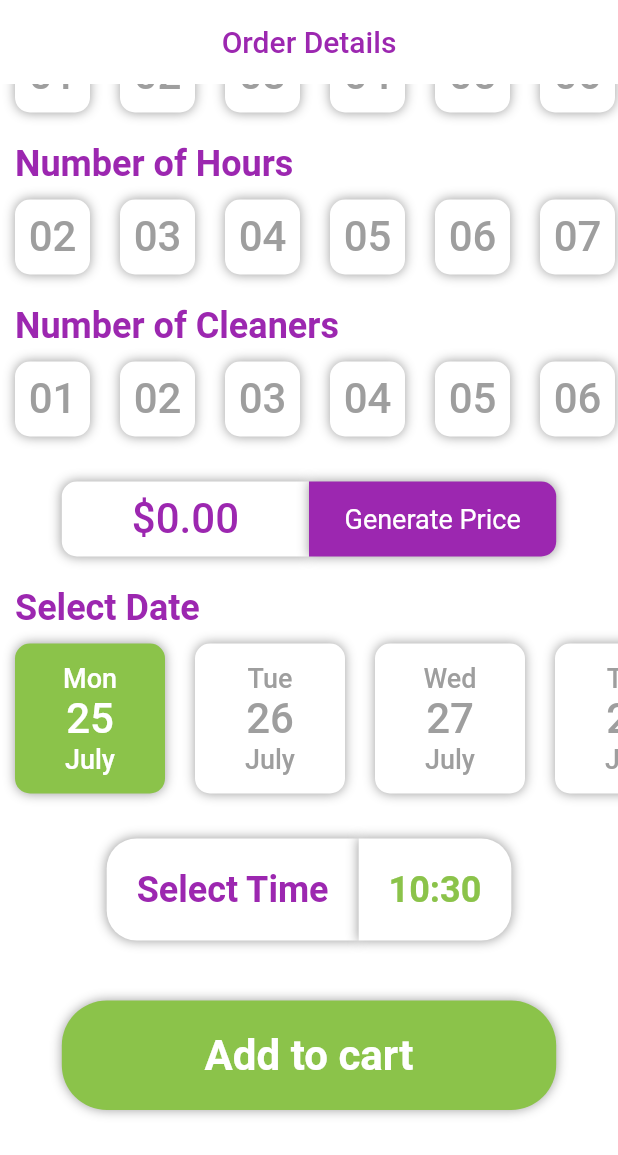
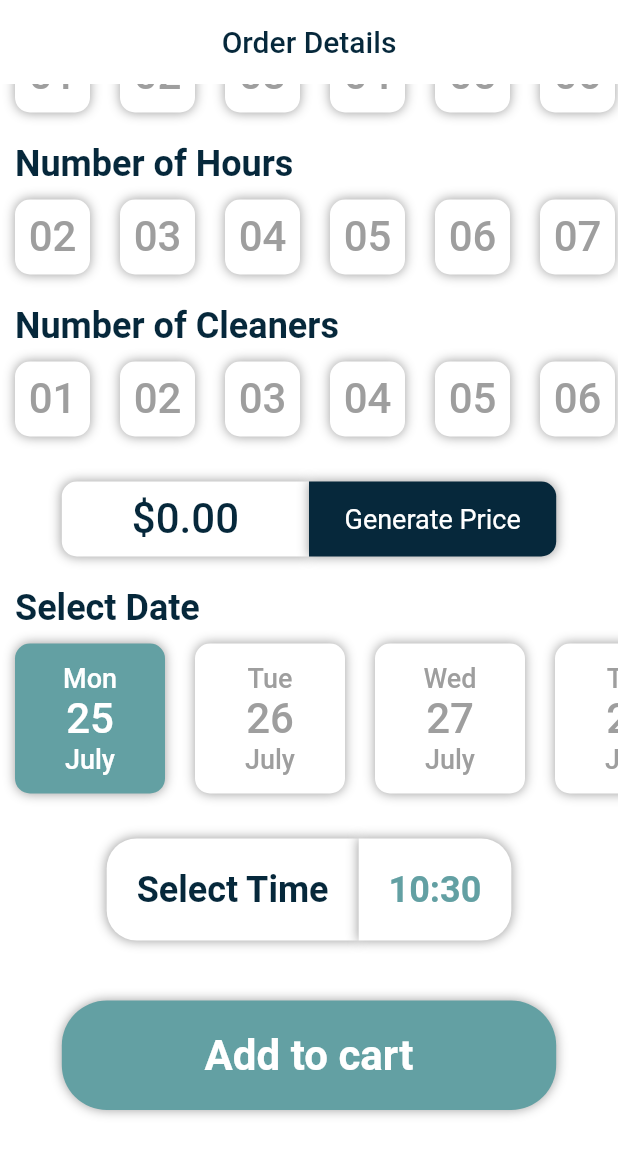
Before and after one commit to Omihiraj/claen_app, a Flutter app: the ServiceDetails screen opened directly with empty values, scrolled down 481 dp, on a phone screen of 412 x 824 dp. Shown: the top 1155 px of the screen. Run offline on Flutter 3.47's test engine with Material 2 defaults, Android fonts, the phone set to English and light mode, and no system bars; our stand-ins replace cloud_firestore, firebase_auth, firebase_core, geolocator; accounts and stored records are empty; network calls fail.

Commit message:
color change

```diff
--- /dev/null
+++ b/lib/constants/constants.dart
@@ -0,0 +1,4 @@
+import 'package:flutter/material.dart';
+
+const primaryColor = Color(0xFF63A0A3);
+const secondaryColor = Color(0xFF06283B);
--- a/lib/views/pages/all_services.dart
+++ b/lib/views/pages/all_services.dart
@@ -1,3 +1,4 @@
+import 'package:clean_app/constants/constants.dart';
 import 'package:clean_app/models/service.dart';
 import 'package:clean_app/services/firebase_service.dart';
 import 'package:clean_app/views/pages/service_detail.dart';
@@ -21,7 +22,7 @@ class _AllServiceState extends State<AllService> {
         leading: Container(),
         title: const Text("Services", style: TextStyle(color: Colors.white)),
         centerTitle: true,
-        backgroundColor: Colors.lightGreen,
+        backgroundColor: primaryColor,
       ),
       body: ListView(
         children: [
--- a/lib/views/pages/service_detail.dart
+++ b/lib/views/pages/service_detail.dart
@@ -1,3 +1,4 @@
+import 'package:clean_app/constants/constants.dart';
 import 'package:clean_app/main.dart';
 import 'package:clean_app/models/service.dart';
 import 'package:clean_app/services/firebase_service.dart';
@@ -66,7 +67,7 @@ class _ServiceDetailsState extends State<ServiceDetails> {
       appBar: AppBar(
         title: const Text(
           "Order Details",
-          style: TextStyle(color: Colors.purple),
+          style: TextStyle(color: secondaryColor),
         ),
         centerTitle: true,
         backgroundColor: Colors.white,
@@ -110,7 +111,7 @@ class _ServiceDetailsState extends State<ServiceDetails> {
                       child: Text(widget.service.name,
                           maxLines: 2,
                           style: const TextStyle(
-                              color: Colors.purple,
+                              color: secondaryColor,
                               fontSize: 28,
                               fontWeight: FontWeight.bold)),
                     )
@@ -124,7 +125,7 @@ class _ServiceDetailsState extends State<ServiceDetails> {
           padding: EdgeInsets.only(left: 10.0),
           child: Text("Number of Rooms",
               style: TextStyle(
-                  color: Colors.purple,
+                  color: secondaryColor,
                   fontSize: 24,
                   fontWeight: FontWeight.bold)),
         ),
@@ -136,7 +137,7 @@ class _ServiceDetailsState extends State<ServiceDetails> {
           padding: EdgeInsets.only(left: 10.0),
           child: Text("Number of Hours",
               style: TextStyle(
-                  color: Colors.purple,
+                  color: secondaryColor,
                   fontSize: 24,
                   fontWeight: FontWeight.bold)),
         ),
@@ -148,7 +149,7 @@ class _ServiceDetailsState extends State<ServiceDetails> {
           padding: EdgeInsets.only(left: 10.0),
           child: Text("Number of Cleaners",
               style: TextStyle(
-                  color: Colors.purple,
+                  color: secondaryColor,
                   fontSize: 24,
                   fontWeight: FontWeight.bold)),
         ),
@@ -179,7 +180,7 @@ class _ServiceDetailsState extends State<ServiceDetails> {
                   child: Text(
                 "\$$total.00",
                 style: const TextStyle(
-                    color: Colors.purple,
+                    color: secondaryColor,
                     fontSize: 28,
                     fontWeight: FontWeight.w500),
               )),
@@ -203,7 +204,7 @@ class _ServiceDetailsState extends State<ServiceDetails> {
                   borderRadius: BorderRadius.only(
                       bottomRight: Radius.circular(10),
                       topRight: Radius.circular(10)),
-                  color: Colors.purple,
+                  color: secondaryColor,
                   boxShadow: [
                     BoxShadow(
                       color: Colors.grey,
@@ -231,7 +232,7 @@ class _ServiceDetailsState extends State<ServiceDetails> {
           padding: EdgeInsets.only(left: 10.0),
           child: Text("Select Date",
               style: TextStyle(
-                  color: Colors.purple,
+                  color: secondaryColor,
                   fontSize: 24,
                   fontWeight: FontWeight.bold)),
         ),
@@ -259,7 +260,7 @@ class _ServiceDetailsState extends State<ServiceDetails> {
               ),
               child: const Text("Select Time",
                   style: TextStyle(
-                      color: Colors.purple,
+                      color: secondaryColor,
                       fontSize: 24,
                       fontWeight: FontWeight.bold)),
             ),
@@ -270,9 +271,9 @@ class _ServiceDetailsState extends State<ServiceDetails> {
                       return Theme(
                         data: Theme.of(context).copyWith(
                           colorScheme: const ColorScheme.light(
-                            primary: Colors.purple, // <-- SEE HERE
+                            primary: secondaryColor, // <-- SEE HERE
                             onPrimary: Colors.white, // <-- SEE HERE
-                            onSurface: Colors.lightGreen, // <-- SEE HERE
+                            onSurface: primaryColor, // <-- SEE HERE
                           ),
                           textButtonTheme: TextButtonThemeData(
                             style: TextButton.styleFrom(
@@ -314,7 +315,7 @@ class _ServiceDetailsState extends State<ServiceDetails> {
                           ":" +
                           (time.minute).toString().padLeft(2, '0'),
                       style: const TextStyle(
-                          color: Colors.lightGreen,
+                          color: primaryColor,
                           fontSize: 24,
                           fontWeight: FontWeight.bold)),
                 )),
@@ -365,7 +366,7 @@ class _ServiceDetailsState extends State<ServiceDetails> {
               decoration: const BoxDecoration(
                 borderRadius: BorderRadius.horizontal(
                     left: Radius.circular(30), right: Radius.circular(30)),
-                color: Colors.lightGreen,
+                color: primaryColor,
                 boxShadow: [
                   BoxShadow(
                     color: Colors.grey,
@@ -395,11 +396,11 @@ class _ServiceDetailsState extends State<ServiceDetails> {
   checkColor(Status status, int itemNo, String widgetType) {
     if (widgetType == "Container") {
       if (status == Status.cleaner && cleaners == itemNo) {
-        return Colors.lightGreen;
+        return primaryColor;
       } else if (status == Status.hour && hours == itemNo) {
-        return Colors.lightGreen;
+        return primaryColor;
       } else if (status == Status.room && rooms == itemNo) {
-        return Colors.lightGreen;
+        return primaryColor;
       } else {
         return Colors.white;
       }
@@ -493,9 +494,8 @@ class _ServiceDetailsState extends State<ServiceDetails> {
                         blurRadius: 6.0,
                       ),
                     ],
-                    color: index == daySelectItem
-                        ? Colors.lightGreen
-                        : Colors.white),
+                    color:
+                        index == daySelectItem ? primaryColor : Colors.white),
                 child: Column(
                   mainAxisAlignment: MainAxisAlignment.center,
                   children: [
@@ -537,94 +537,3 @@ class _ServiceDetailsState extends State<ServiceDetails> {
         }));
   }
 }
-//   Widget dropDownBed() {
-//     return DropdownButton<String>(
-//       value: bedNo,
-//       icon: const Icon(Icons.arrow_downward),
-//       elevation: 16,
-//       style: const TextStyle(color: Colors.deepPurple),
-//       onChanged: (String? newValue) {
-//         setState(() {
-//           bedNo = newValue!;
-//         });
-//       },
-//       items: <String>['1', '2', '3', '4', '5', '6', '7', '8']
-//           .map<DropdownMenuItem<String>>((String value) {
-//         return DropdownMenuItem<String>(
-//           value: value,
-//           child: Text(value),
-//         );
-//       }).toList(),
-//     );
-//   }
-
-//   Widget dropDownHour() {
-//     return DropdownButton<String>(
-//       value: hours,
-//       icon: const Icon(Icons.arrow_downward),
-//       elevation: 16,
-//       style: const TextStyle(color: Colors.deepPurple),
-//       onChanged: (String? newValue) {
-//         setState(() {
-//           hours = newValue!;
-//         });
-//       },
-//       items: <String>['2', '3', '4', '5', '6', '7', '8', '9']
-//           .map<DropdownMenuItem<String>>((String value) {
-//         return DropdownMenuItem<String>(
-//           value: value,
-//           child: Text(value),
-//         );
-//       }).toList(),
-//     );
-//   }
-// }
-
-
-
-
-// Column(
-//           children: [
-//             Row(
-//                 mainAxisAlignment: MainAxisAlignment.spaceBetween,
-//                 children: [const Text("No Of Beedrooms"), dropDownBed()]),
-//             const SizedBox(
-//               height: 10,
-//             ),
-//             Row(
-//                 mainAxisAlignment: MainAxisAlignment.spaceBetween,
-//                 children: [const Text("No Of Hours"), dropDownHour()]),
-//             Row(mainAxisAlignment: MainAxisAlignment.spaceBetween, children: [
-//               Text("Total :$total"),
-//               TextButton(
-//                   onPressed: () {
-//                     Calculator sum = Calculator(
-//                         bedNo: int.parse(bedNo),
-//                         hours: int.parse(hours),
-//                         lat: "4.5",
-//                         alt: "2.5",
-//                         serviceId: widget.service.id);
-//                     setState(() {
-//                       total = sum.calculate();
-//                     });
-//                   },
-//                   child: const Text("Calculate"))
-//             ])
-//           ],
-//         ),
-//         TextButton(
-//             onPressed: () {
-//               FireService.putBook(
-//                   userId: "1234",
-//                   beds: int.parse(bedNo),
-//                   cleaners: 5,
-//                   date: Timestamp.fromDate(DateTime.now()),
-//                   hours: int.parse(hours),
-//                   location: [],
-//                   materials: {"1": 1},
-//                   price: 20,
-//                   serviceId: "",
-//                   img: "",
-//                   serviceName: "");
-//             },
-//             child: Text("Send"))
--- a/lib/widgets/custom_nav_bar.dart
+++ b/lib/widgets/custom_nav_bar.dart
@@ -1,3 +1,4 @@
+import 'package:clean_app/constants/constants.dart';
 import 'package:flutter/material.dart';
 import 'package:flutter/src/foundation/key.dart';
 import 'package:flutter/src/widgets/framework.dart';
@@ -38,7 +39,7 @@ class _CustomNavBarState extends State<CustomNavBar> {
     final isSelected = index == widget.index;
     return IconTheme(
       data: IconThemeData(
-        color: isSelected ? Colors.lightGreen : Colors.grey,
+        color: isSelected ? primaryColor : Colors.grey,
       ),
       child: IconButton(
         iconSize: 38,
```
Also changed, not shown: lib/main.dart (+4 -3 lines), lib/utils/calculator.dart (+5 -2 lines), lib/views/cart_screen.dart (+11 -10 lines), lib/views/home_screen.dart (+8 -7 lines), lib/views/order_screen.dart (+9 -8 lines), lib/views/pages/sign_in.dart (+11 -13 lines), lib/views/pages/sign_up.dart (+11 -13 lines), assets/main-cleaner.png, assets/spruce-logo.png.
